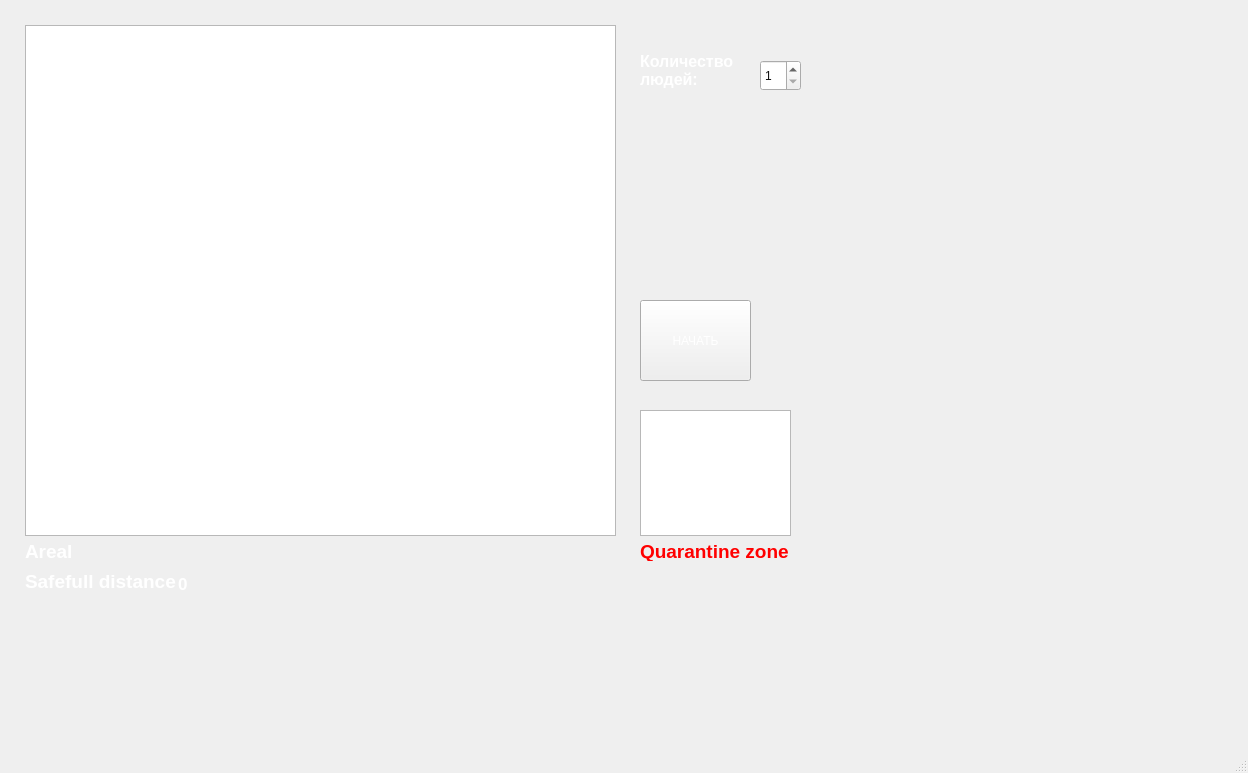
Above: mainwindow.ui from grundez/EpidemiaPractice before the change. Below: the same form after it.
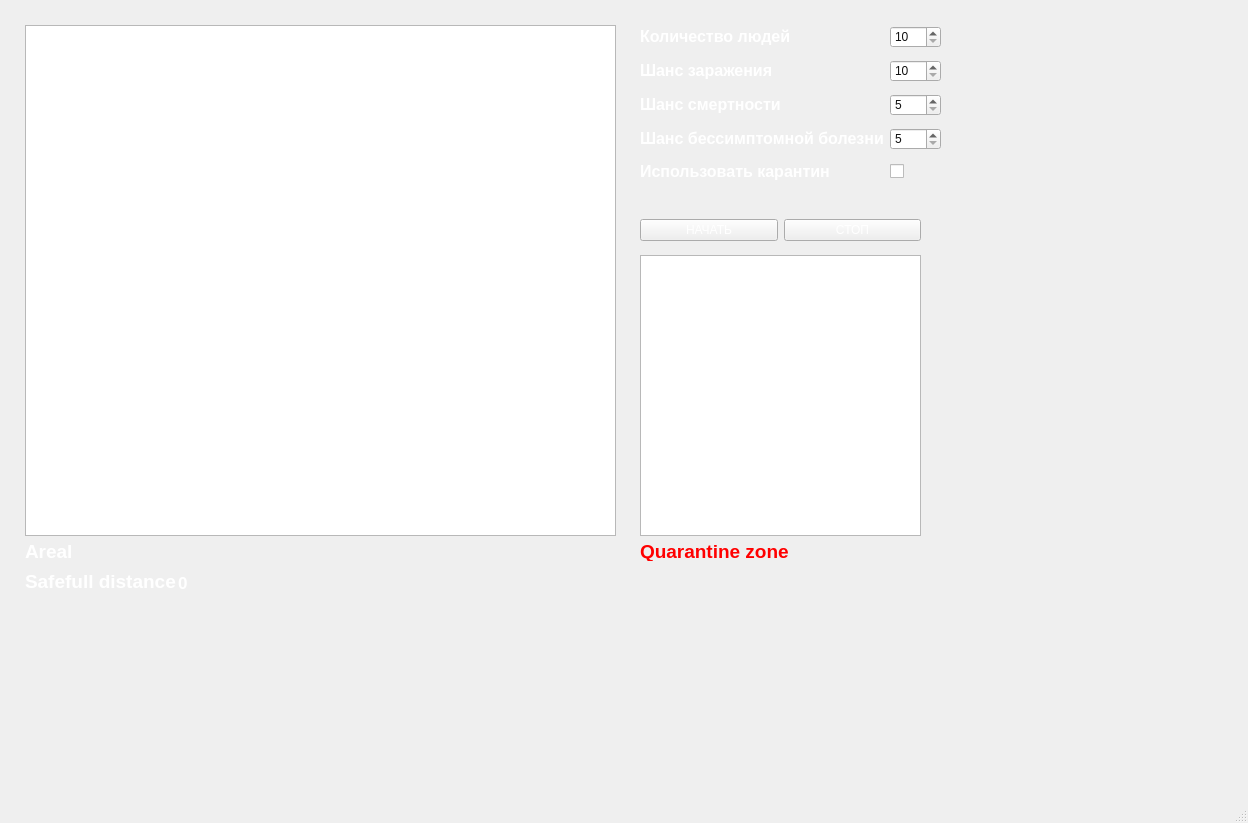
That is the form after the change.

Commit message: add some buttons, resize scenes, sequential logic

Diff of the .ui file:
```diff
--- a/mainwindow.ui
+++ b/mainwindow.ui
@@ -7,30 +7,13 @@
     <x>0</x>
     <y>0</y>
     <width>1248</width>
-    <height>773</height>
+    <height>823</height>
    </rect>
   </property>
   <property name="windowTitle">
    <string>MainWindow</string>
   </property>
   <widget class="QWidget" name="centralwidget">
-   <widget class="QPushButton" name="addButton">
-    <property name="geometry">
-     <rect>
-      <x>640</x>
-      <y>300</y>
-      <width>111</width>
-      <height>81</height>
-     </rect>
-    </property>
-    <property name="styleSheet">
-     <string notr="true">color: rgb(255, 255, 255);
-font: 900 11pt &quot;Segoe UI Black&quot;;</string>
-    </property>
-    <property name="text">
-     <string>НАЧАТЬ</string>
-    </property>
-   </widget>
    <widget class="QGraphicsView" name="graphicsView">
     <property name="geometry">
      <rect>
@@ -41,46 +24,13 @@
      </rect>
     </property>
    </widget>
-   <widget class="QSpinBox" name="spinBox">
-    <property name="geometry">
-     <rect>
-      <x>760</x>
-      <y>60</y>
-      <width>41</width>
-      <height>31</height>
-     </rect>
-    </property>
-    <property name="toolTip">
-     <string/>
-    </property>
-    <property name="styleSheet">
-     <string notr="true">color: rgb(15, 15, 15);
-selection-color: rgb(255, 255, 255);</string>
-    </property>
-    <property name="minimum">
-     <number>1</number>
-    </property>
-   </widget>
-   <widget class="QLabel" name="label">
-    <property name="geometry">
-     <rect>
-      <x>640</x>
-      <y>25</y>
-      <width>121</width>
-      <height>91</height>
-     </rect>
-    </property>
-    <property name="text">
-     <string>&lt;html&gt;&lt;head/&gt;&lt;body&gt;&lt;p&gt;&lt;span style=&quot; font-size:12pt; font-weight:700; color: White&quot;&gt;Количество&lt;br/&gt;людей:&lt;/span&gt;&lt;/p&gt;&lt;/body&gt;&lt;/html&gt;</string>
-    </property>
-   </widget>
    <widget class="QGraphicsView" name="graphicsView_2">
     <property name="geometry">
      <rect>
       <x>640</x>
-      <y>410</y>
-      <width>151</width>
-      <height>126</height>
+      <y>255</y>
+      <width>281</width>
+      <height>281</height>
      </rect>
     </property>
    </widget>
@@ -127,7 +77,7 @@
     <property name="geometry">
      <rect>
       <x>178</x>
-      <y>574</y>
+      <y>573</y>
       <width>211</width>
       <height>21</height>
      </rect>
@@ -136,6 +86,171 @@
      <string>&lt;html&gt;&lt;head/&gt;&lt;body&gt;&lt;p&gt;&lt;span style=&quot; font-size:13pt; font-weight:700; color: White&quot;&gt;0&lt;/span&gt;&lt;/p&gt;&lt;/body&gt;&lt;/html&gt;</string>
     </property>
    </widget>
+   <widget class="QWidget" name="formLayoutWidget">
+    <property name="geometry">
+     <rect>
+      <x>640</x>
+      <y>20</y>
+      <width>301</width>
+      <height>170</height>
+     </rect>
+    </property>
+    <layout class="QGridLayout" name="gridLayout_2">
+     <item row="0" column="1">
+      <widget class="QSpinBox" name="spinBox">
+       <property name="toolTip">
+        <string/>
+       </property>
+       <property name="styleSheet">
+        <string notr="true">color: rgb(15, 15, 15);
+selection-color: rgb(255, 255, 255);</string>
+       </property>
+       <property name="minimum">
+        <number>10</number>
+       </property>
+       <property name="maximum">
+        <number>100</number>
+       </property>
+      </widget>
+     </item>
+     <item row="5" column="0">
+      <widget class="QLabel" name="label_5">
+       <property name="text">
+        <string>&lt;html&gt;&lt;head/&gt;&lt;body&gt;&lt;p&gt;&lt;span style=&quot; font-size:12pt; font-weight:700; color:#ffffff;&quot;&gt;Использовать карантин&lt;/span&gt;&lt;/p&gt;&lt;/body&gt;&lt;/html&gt;</string>
+       </property>
+      </widget>
+     </item>
+     <item row="3" column="1">
+      <widget class="QSpinBox" name="spinBoxDead">
+       <property name="toolTip">
+        <string/>
+       </property>
+       <property name="styleSheet">
+        <string notr="true">color: rgb(15, 15, 15);
+selection-color: rgb(255, 255, 255);</string>
+       </property>
+       <property name="minimum">
+        <number>5</number>
+       </property>
+       <property name="maximum">
+        <number>20</number>
+       </property>
+       <property name="singleStep">
+        <number>5</number>
+       </property>
+      </widget>
+     </item>
+     <item row="3" column="0">
+      <widget class="QLabel" name="label_7">
+       <property name="text">
+        <string>&lt;html&gt;&lt;head/&gt;&lt;body&gt;&lt;p&gt;&lt;span style=&quot; font-size:12pt; font-weight:700; color:#ffffff;&quot;&gt;Шанс смертности&lt;/span&gt;&lt;/p&gt;&lt;/body&gt;&lt;/html&gt;</string>
+       </property>
+      </widget>
+     </item>
+     <item row="5" column="1">
+      <widget class="QCheckBox" name="checkBox">
+       <property name="text">
+        <string/>
+       </property>
+      </widget>
+     </item>
+     <item row="1" column="0">
+      <widget class="QLabel" name="label_6">
+       <property name="text">
+        <string>&lt;html&gt;&lt;head/&gt;&lt;body&gt;&lt;p&gt;&lt;span style=&quot; font-size:12pt; font-weight:700; color:#ffffff;&quot;&gt;Шанс заражения&lt;/span&gt;&lt;/p&gt;&lt;/body&gt;&lt;/html&gt;</string>
+       </property>
+      </widget>
+     </item>
+     <item row="1" column="1">
+      <widget class="QSpinBox" name="spinBoxInfectious">
+       <property name="toolTip">
+        <string/>
+       </property>
+       <property name="styleSheet">
+        <string notr="true">color: rgb(15, 15, 15);
+selection-color: rgb(255, 255, 255);</string>
+       </property>
+       <property name="minimum">
+        <number>10</number>
+       </property>
+       <property name="maximum">
+        <number>35</number>
+       </property>
+       <property name="singleStep">
+        <number>5</number>
+       </property>
+      </widget>
+     </item>
+     <item row="0" column="0">
+      <widget class="QLabel" name="label">
+       <property name="text">
+        <string>&lt;html&gt;&lt;head/&gt;&lt;body&gt;&lt;p&gt;&lt;span style=&quot; font-size:12pt; font-weight:700; color:#ffffff;&quot;&gt;Количество людей&lt;/span&gt;&lt;/p&gt;&lt;/body&gt;&lt;/html&gt;</string>
+       </property>
+      </widget>
+     </item>
+     <item row="4" column="0">
+      <widget class="QLabel" name="label_8">
+       <property name="text">
+        <string>&lt;html&gt;&lt;head/&gt;&lt;body&gt;&lt;p&gt;&lt;span style=&quot; font-size:12pt; font-weight:700; color:#ffffff;&quot;&gt;Шанс бессимптомной болезни&lt;/span&gt;&lt;/p&gt;&lt;/body&gt;&lt;/html&gt;</string>
+       </property>
+      </widget>
+     </item>
+     <item row="4" column="1">
+      <widget class="QSpinBox" name="spinBoxInvis">
+       <property name="toolTip">
+        <string/>
+       </property>
+       <property name="styleSheet">
+        <string notr="true">color: rgb(15, 15, 15);
+selection-color: rgb(255, 255, 255);</string>
+       </property>
+       <property name="minimum">
+        <number>5</number>
+       </property>
+       <property name="maximum">
+        <number>35</number>
+       </property>
+       <property name="singleStep">
+        <number>5</number>
+       </property>
+      </widget>
+     </item>
+    </layout>
+   </widget>
+   <widget class="QWidget" name="gridLayoutWidget">
+    <property name="geometry">
+     <rect>
+      <x>640</x>
+      <y>210</y>
+      <width>281</width>
+      <height>41</height>
+     </rect>
+    </property>
+    <layout class="QGridLayout" name="gridLayout_3">
+     <item row="0" column="0">
+      <widget class="QPushButton" name="addButton">
+       <property name="styleSheet">
+        <string notr="true">color: rgb(255, 255, 255);
+font: 900 11pt &quot;Segoe UI Black&quot;;</string>
+       </property>
+       <property name="text">
+        <string>НАЧАТЬ</string>
+       </property>
+      </widget>
+     </item>
+     <item row="0" column="1">
+      <widget class="QPushButton" name="addButton_2">
+       <property name="styleSheet">
+        <string notr="true">color: rgb(255, 255, 255);
+font: 900 11pt &quot;Segoe UI Black&quot;;</string>
+       </property>
+       <property name="text">
+        <string>СТОП</string>
+       </property>
+      </widget>
+     </item>
+    </layout>
+   </widget>
   </widget>
   <widget class="QMenuBar" name="menubar">
    <property name="geometry">
```
The commit also changes 7 other files.
